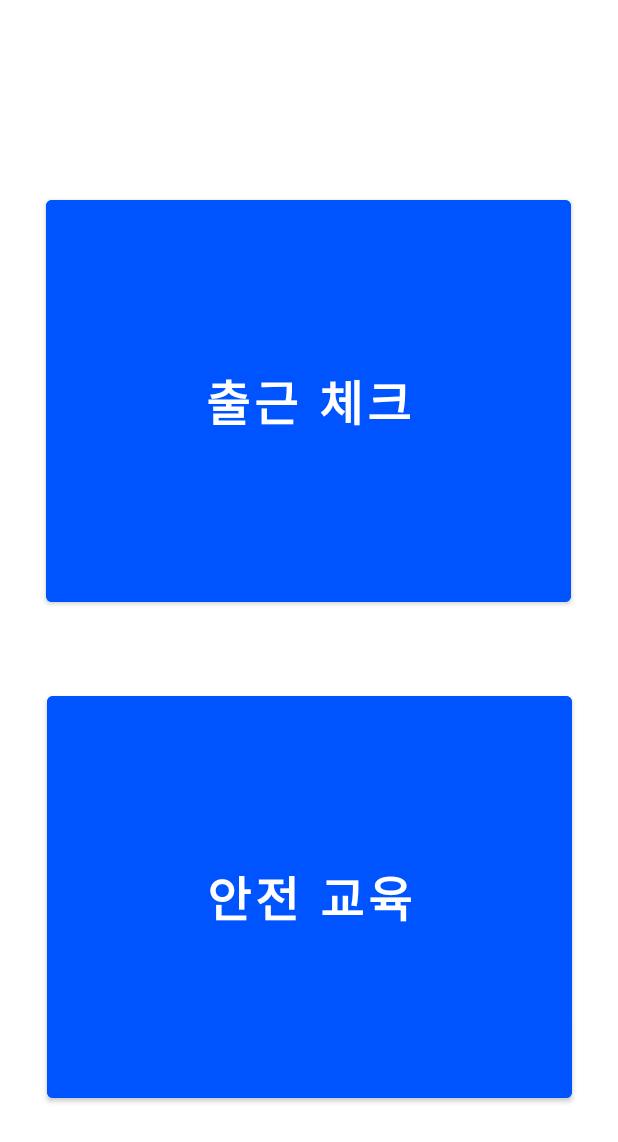
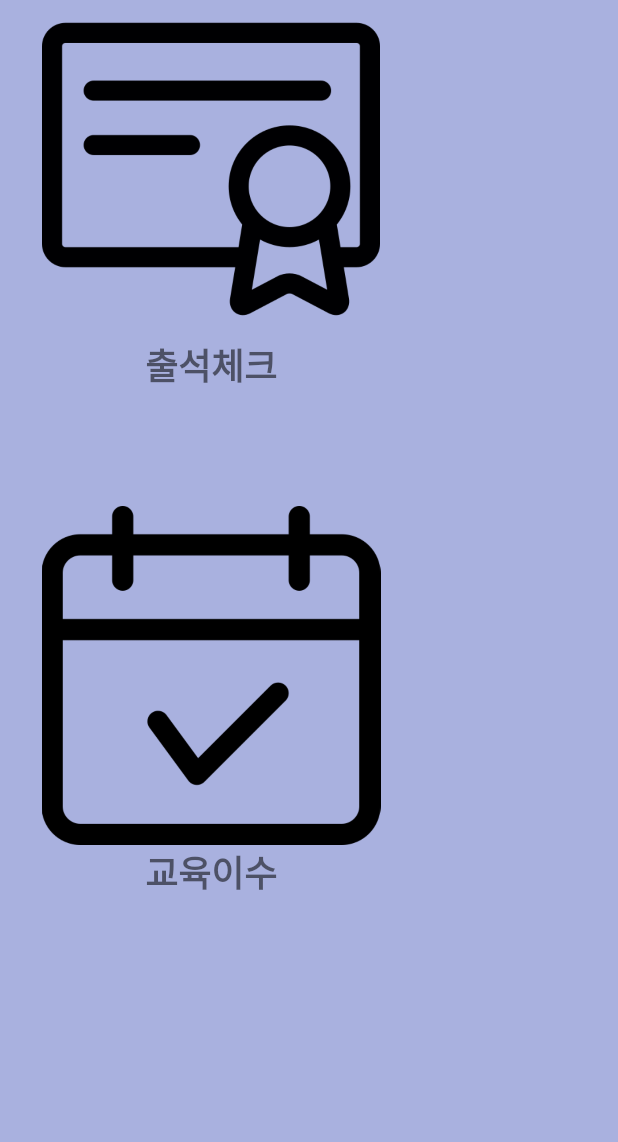
Before and after one commit to wfos3241/smartVest, an Android app: the QRScan screen opened directly, with no data from a screen before it, on a phone screen of 412 x 824 dp. Shown: the top 1142 px of the screen. Run offline under Robolectric (Android 15) with nearby library versions, the phone set to English and light mode, and no system bars; our stand-ins replace Firebase (no records; nobody signed in at launch, a user with empty details on screens opened directly); libraries missing offline, so code that uses them is left out: com.google.zxing.integration; network calls fail; 8 statements that could not run were skipped.

Commit message:
박성민이 했다12321321

```diff
--- a/app/src/main/java/com/example/smartvest/FirstActivity.java
+++ b/app/src/main/java/com/example/smartvest/FirstActivity.java
@@ -30,7 +30,6 @@ public class FirstActivity extends AppCompatActivity {
                 Intent i = new Intent(getApplication(), MainActivity.class);
                 startActivity(i);
                 finish();
-
             }
         }, 2000);
 
--- a/app/src/main/java/com/example/smartvest/GpsActivity.java
+++ b/app/src/main/java/com/example/smartvest/GpsActivity.java
@@ -193,7 +193,6 @@ public class GpsActivity extends AppCompatActivity {
                 intent1.putExtra("longitude",longitude);
                 intent1.putExtra("altitude",altitude);
                 startActivity(intent1);
-
             }
         });
 
--- a/app/src/main/java/com/example/smartvest/LoginActivity.java
+++ b/app/src/main/java/com/example/smartvest/LoginActivity.java
@@ -83,6 +83,7 @@ public class LoginActivity extends AppCompatActivity {
             public void onClick(View v) {
                 Intent intent = new Intent(LoginActivity.this,JoinActivity.class);
                 startActivity(intent);
+                finish();
             }
         });
 
--- a/app/src/main/java/com/example/smartvest/M_MainActivity.java
+++ b/app/src/main/java/com/example/smartvest/M_MainActivity.java
@@ -196,6 +196,7 @@ public class M_MainActivity extends AppCompatActivity {
                 intent1.putExtra("id_m",id);
                 intent1.putExtra("pw_m",pw);
                 startActivity(intent1);
+                finish();
 
 
 
--- a/app/src/main/java/com/example/smartvest/QRScan.java
+++ b/app/src/main/java/com/example/smartvest/QRScan.java
@@ -11,6 +11,7 @@ import android.os.Bundle;
 import android.util.Log;
 import android.view.View;
 import android.widget.Button;
+import android.widget.ImageButton;
 import android.widget.TextView;
 import android.widget.Toast;
 import androidx.annotation.NonNull;
@@ -43,6 +44,7 @@ import java.util.List;
 public class QRScan extends AppCompatActivity {
     private final int MY_PERMISSIONS_REQUEST_CAMERA=1001;
     private Button btn_qrscan_inout,btn_qrscan_safe;
+    private ImageButton btn_check , btn_isu;
     private TextView tv_check1,tv_check2,tv_check3,tv_check4;
     //qr code scanner object
     private IntentIntegrator qrScan;
@@ -101,7 +103,7 @@ public class QRScan extends AppCompatActivity {
 
         FirebaseFirestore db = FirebaseFirestore.getInstance();
         //button onClick
-        btn_qrscan_inout.setOnClickListener(new View.OnClickListener() {
+        btn_check.setOnClickListener(new View.OnClickListener() {
             public void onClick(View v) {
                 String check1 = tv_check1.getText().toString();
                 String check2 = tv_check2.getText().toString();
@@ -212,7 +214,7 @@ public class QRScan extends AppCompatActivity {
         });
 
 
-        btn_qrscan_safe.setOnClickListener(new View.OnClickListener() {
+        btn_isu.setOnClickListener(new View.OnClickListener() {
             public void onClick(View v) {
                 String check="확인" ;
                 //hashmap 만들기
--- a/app/src/main/res/layout/activity_qrscan.xml
+++ b/app/src/main/res/layout/activity_qrscan.xml
@@ -5,6 +5,7 @@
     android:id="@+id/activity_main"
     android:layout_width="match_parent"
     android:layout_height="match_parent"
+    android:background="#A9B1DF"
     android:paddingBottom="10dp"
     tools:context=".MainActivity">
 
@@ -31,37 +32,6 @@
         android:orientation="horizontal"
         app:layout_constraintGuide_percent="0.5" />
 
-    <Button
-        android:id="@+id/btn_qrscan_inout"
-        android:layout_width="350dp"
-        android:layout_height="280dp"
-        android:backgroundTint="#0054FF"
-        android:text="출근 체크"
-        android:textSize="32sp"
-        android:textStyle="bold"
-        app:layout_constraintBottom_toTopOf="@+id/guideline4"
-        app:layout_constraintEnd_toEndOf="parent"
-        app:layout_constraintHorizontal_bias="0.491"
-        app:layout_constraintStart_toStartOf="parent"
-        app:layout_constraintTop_toTopOf="parent"
-        app:layout_constraintVertical_bias="1.0" />
-
-    <Button
-        android:id="@+id/btn_qrscan_safe"
-        android:layout_width="350dp"
-        android:layout_height="280dp"
-        android:backgroundTint="#0054FF"
-        android:text="안전 교육"
-        android:textSize="32sp"
-
-        android:textStyle="bold"
-        app:layout_constraintBottom_toBottomOf="parent"
-        app:layout_constraintEnd_toEndOf="parent"
-        app:layout_constraintHorizontal_bias="0.508"
-        app:layout_constraintStart_toStartOf="parent"
-        app:layout_constraintTop_toTopOf="@+id/guideline4"
-        app:layout_constraintVertical_bias="0.4" />
-
     <TextView
         android:id="@+id/tv_check1"
         android:layout_width="wrap_content"
@@ -78,5 +48,52 @@
         app:layout_constraintStart_toStartOf="parent"
         app:layout_constraintTop_toTopOf="parent" />
 
+    <ImageButton
+        android:id="@+id/btn_check"
+        android:layout_width="0dp"
+        android:layout_height="226dp"
+        android:layout_marginTop="112dp"
+        android:background="#A9B1DF"
+        android:scaleType="fitCenter"
+        app:layout_constraintEnd_toEndOf="@+id/btn_isu"
+        app:layout_constraintHorizontal_bias="0.603"
+        app:layout_constraintStart_toStartOf="@+id/btn_isu"
+        app:layout_constraintTop_toBottomOf="@+id/btn_isu"
+        app:srcCompat="@drawable/check" />
+
+    <ImageButton
+        android:id="@+id/btn_isu"
+        android:layout_width="281dp"
+        android:layout_height="225dp"
+        android:background="#A9B1DF"
+        android:scaleType="fitCenter"
+        app:srcCompat="@drawable/isu"
+        tools:layout_editor_absoluteX="70dp"
+        tools:layout_editor_absoluteY="32dp" />
+
+    <TextView
+        android:id="@+id/textView26"
+        android:layout_width="0dp"
+        android:layout_height="wrap_content"
+        android:gravity="center"
+        android:text="출석체크"
+        android:textSize="24sp"
+        android:textStyle="bold"
+        app:layout_constraintEnd_toEndOf="@+id/btn_isu"
+        app:layout_constraintStart_toStartOf="@+id/btn_isu"
+        app:layout_constraintTop_toBottomOf="@+id/btn_isu" />
+
+    <TextView
+        android:id="@+id/textView27"
+        android:layout_width="0dp"
+        android:layout_height="wrap_content"
+        android:gravity="center"
+        android:text="교육이수"
+        android:textSize="24sp"
+        android:textStyle="bold"
+        app:layout_constraintEnd_toEndOf="@+id/btn_check"
+        app:layout_constraintStart_toStartOf="@+id/btn_check"
+        app:layout_constraintTop_toBottomOf="@+id/btn_check" />
+
 
 </androidx.constraintlayout.widget.ConstraintLayout>
```
Also changed, not shown: app/src/main/res/drawable/check.png (added), app/src/main/res/drawable/isu.png (added).
